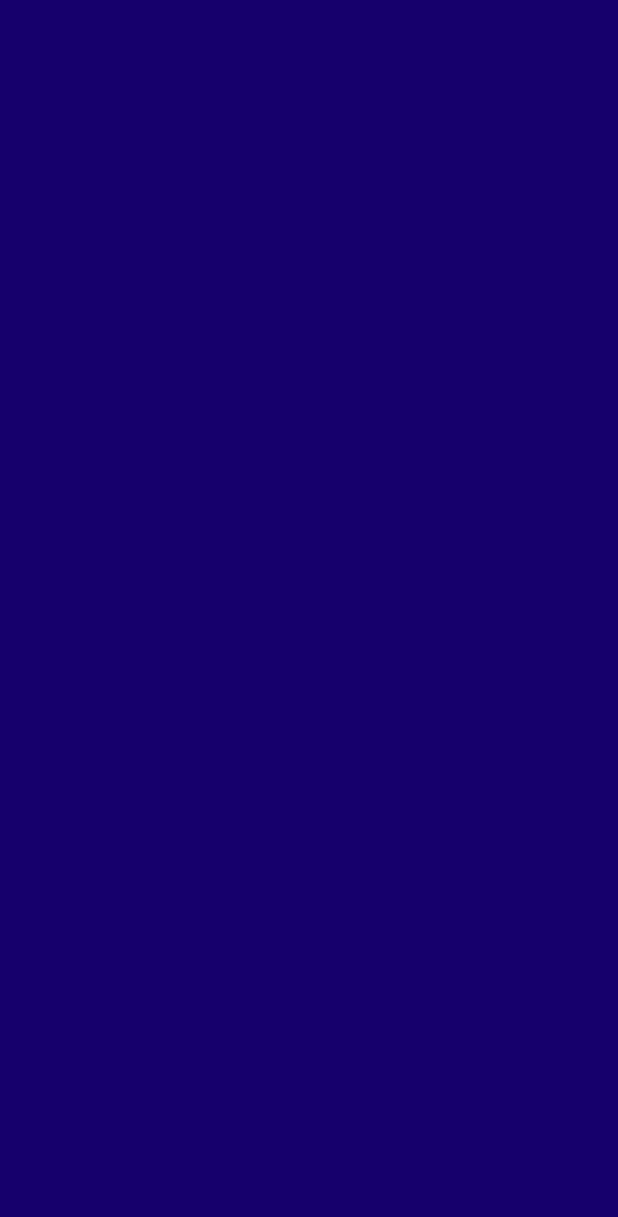
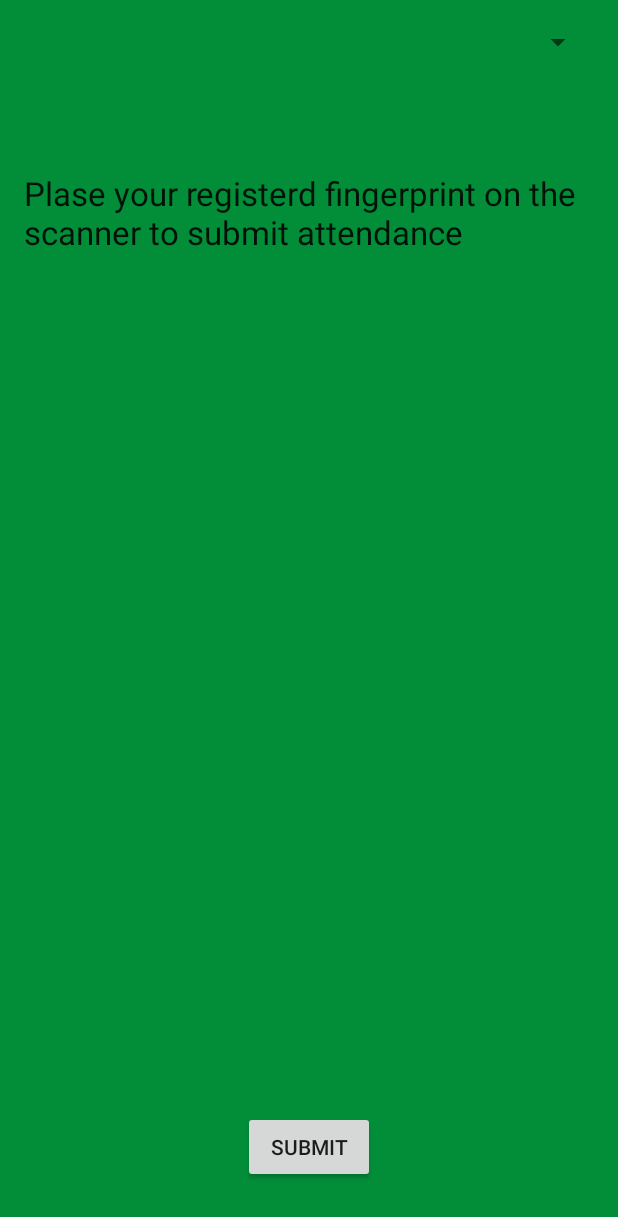
Before and after one commit to Theonlysmartboy/ClassAttendanceManager, an Android app: the Attendance screen opened directly, with no data from a screen before it, on a phone screen of 412 x 824 dp. Before the commit the part shown is empty. Shown: the top 1217 px of the screen. Run offline under Robolectric (Android 15) with nearby library versions, the phone set to English and light mode, and no system bars.

Commit message:
Begun handling the attendance submission interface

```diff
--- a/app/build.gradle
+++ b/app/build.gradle
@@ -5,7 +5,7 @@ android {
     buildToolsVersion "25.0.2"
     defaultConfig {
         applicationId "com.otema.tosby.attendancemanager"
-        minSdkVersion 22
+        minSdkVersion 23
         targetSdkVersion 25
         versionCode 1
         versionName "1.0"
--- a/app/src/main/AndroidManifest.xml
+++ b/app/src/main/AndroidManifest.xml
@@ -6,6 +6,8 @@
     <uses-permission android:name="android.permission.GET_ACCOUNTS" />
     <uses-permission android:name="android.permission.READ_PROFILE" />
     <uses-permission android:name="android.permission.READ_CONTACTS" />
+
+    <uses-permission android:name="android.permission.USE_FINGERPRINT" />
 
     <application
         android:allowBackup="true"
--- a/app/src/main/res/layout/activity_attendance.xml
+++ b/app/src/main/res/layout/activity_attendance.xml
@@ -1,10 +1,43 @@
 <?xml version="1.0" encoding="utf-8"?>
-<android.support.constraint.ConstraintLayout xmlns:android="http://schemas.android.com/apk/res/android"
-    xmlns:app="http://schemas.android.com/apk/res-auto"
+<RelativeLayout xmlns:android="http://schemas.android.com/apk/res/android"
     xmlns:tools="http://schemas.android.com/tools"
+    android:id="@+id/activity_main"
     android:layout_width="match_parent"
     android:layout_height="match_parent"
+    android:paddingBottom="@dimen/activity_vertical_margin"
+    android:paddingLeft="@dimen/activity_horizontal_margin"
+    android:paddingRight="@dimen/activity_horizontal_margin"
+    android:paddingTop="@dimen/activity_vertical_margin"
     tools:context="com.otema.tosby.attendancemanager.Attendance"
-    android:background="@color/background">
+    android:background="@color/colorPrimaryDark"
+    android:orientation="horizontal">
+   <Spinner
+    android:layout_width="match_parent"
+    android:layout_height="wrap_content"
+    android:id="@+id/unitspinner">
 
-</android.support.constraint.ConstraintLayout>
+</Spinner>
+            <TextView
+                android:layout_width="wrap_content"
+                android:layout_height="wrap_content"
+                android:text="@string/instruction"
+                android:textAppearance="@style/TextAppearance.AppCompat.Large"
+                android:layout_marginTop="74dp"
+                android:layout_below="@+id/unitspinner"
+                android:layout_alignParentStart="true" />
+
+            <TextView
+                android:id="@+id/fingerStatus"
+                android:layout_width="wrap_content"
+                android:layout_height="wrap_content" />
+
+            <Button
+                android:id="@+id/authBtn"
+                android:layout_width="wrap_content"
+                android:layout_height="wrap_content"
+                android:text="@string/submit"
+                android:layout_alignParentBottom="true"
+                android:layout_centerHorizontal="true"
+                android:layout_marginBottom="19dp" />
+
+</RelativeLayout>
--- a/app/src/main/res/values/colors.xml
+++ b/app/src/main/res/values/colors.xml
@@ -6,4 +6,7 @@
     <color name="colorAccent">#FF4081</color>
     <color name="text_bg">#029b3f</color>
     <color name="white">#FFFFFF</color>
+    <color name="drk_button">#ffffff</color>
+    <color name="lgt_button">#fff000</color>
+    <color name="black_alpha">#002</color>
 </resources>
--- a/app/src/main/res/values/strings.xml
+++ b/app/src/main/res/values/strings.xml
@@ -20,4 +20,6 @@
     <string name="timetable">View Timetable</string>
     <string name="profile">View My prophile</string>
     <string name="submitAttendance">Submit Attendance</string>
+    <string name="instruction">Plase your registerd fingerprint on the scanner to submit attendance</string>
+    <string name="submit">SUBMIT</string>
 </resources>
```
Also changed, not shown: app/src/main/java/com/otema/tosby/attendancemanager/FingerprintHandler.java (added, +51 -0 lines), app/src/main/res/drawable/button.xml (added, +14 -0 lines), app/src/main/res/drawable/layers.xml (added, +9 -0 lines), app/src/main/res/drawable/shadow.xml (added, +7 -0 lines), app/src/main/ic_launcher-web.png (added), app/src/main/res/mipmap-hdpi/ic_launcher.png, app/src/main/res/mipmap-mdpi/ic_launcher.png, app/src/main/res/mipmap-xhdpi/ic_launcher.png, app/src/main/res/mipmap-xxhdpi/ic_launcher.png, app/src/main/res/mipmap-xxxhdpi/ic_launcher.png, 1 other file.
